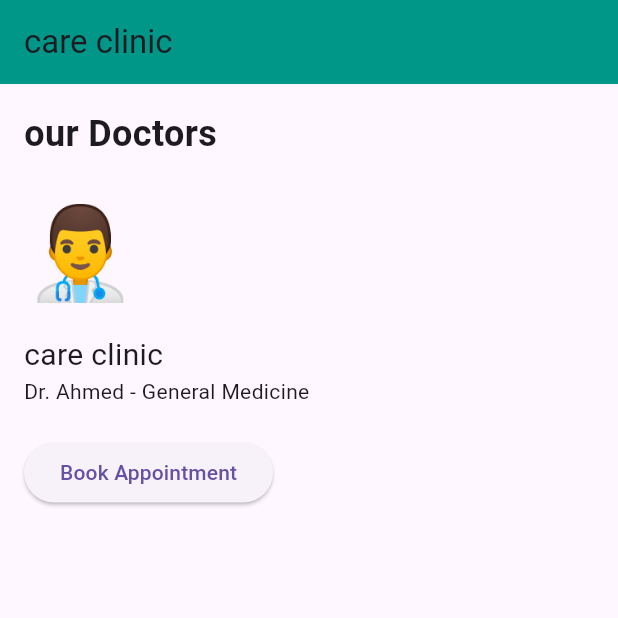
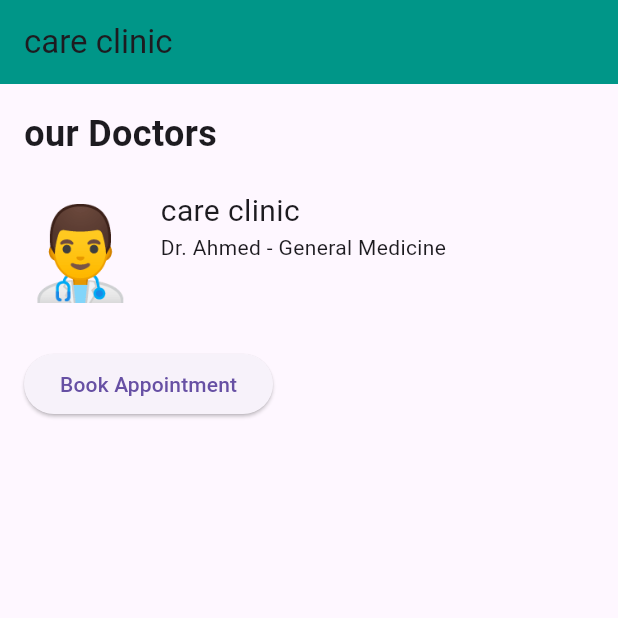
Before and after one commit to aiill7/care-clinic-flutter, a Flutter app: the screen it shows after launch, on a phone screen of 412 x 824 dp, the top half of it. Run offline on Flutter 3.47's test engine with Material 3 defaults, Android fonts, the phone set to English and light mode, and no system bars.

Commit message:
Day 3: responsive layout improvements

```diff
--- a/lib/main.dart
+++ b/lib/main.dart
@@ -12,7 +12,10 @@ class MyApp extends StatelessWidget {
     return MaterialApp(
       debugShowCheckedModeBanner: false,
       title: 'care clinic',
-      home: const HomePage(),
+      home: const Directionality(
+        textDirection: TextDirection.ltr,
+        child: HomePage(),
+      ),
     );
   }
 }
@@ -22,13 +25,15 @@ class HomePage extends StatelessWidget {
 
   @override
   Widget build(BuildContext context) {
+    final screenWidth = MediaQuery.of(context).size.width;
+
     return Scaffold(
       appBar: AppBar(
         title: const Text('care clinic'),
         backgroundColor: Colors.teal,
       ),
       body: Padding(
-        padding: const EdgeInsets.all(16),
+        padding: EdgeInsets.all(screenWidth < 600 ? 16 : 32),
         child: Column(
           crossAxisAlignment: CrossAxisAlignment.start,
           children: [
@@ -37,10 +42,22 @@ class HomePage extends StatelessWidget {
               style: TextStyle(fontSize: 24, fontWeight: FontWeight.bold),
             ),
             const SizedBox(height: 20),
-            const Text('👨‍⚕️', style: TextStyle(fontSize: 60)),
-            const SizedBox(height: 10),
-            const Text('care clinic', style: TextStyle(fontSize: 20)),
-            const Text('Dr. Ahmed - General Medicine'),
+            Row(
+              crossAxisAlignment: CrossAxisAlignment.start,
+              children: [
+                const Text('👨‍⚕️', style: TextStyle(fontSize: 60)),
+                const SizedBox(width: 16),
+                Expanded(
+                  child: Column(
+                    crossAxisAlignment: CrossAxisAlignment.start,
+                    children: [
+                      const Text('care clinic', style: TextStyle(fontSize: 20)),
+                      const Text('Dr. Ahmed - General Medicine'),
+                    ],
+                  ),
+                ),
+              ],
+            ),
             const SizedBox(height: 20),
             ElevatedButton(
               onPressed: () {
```
